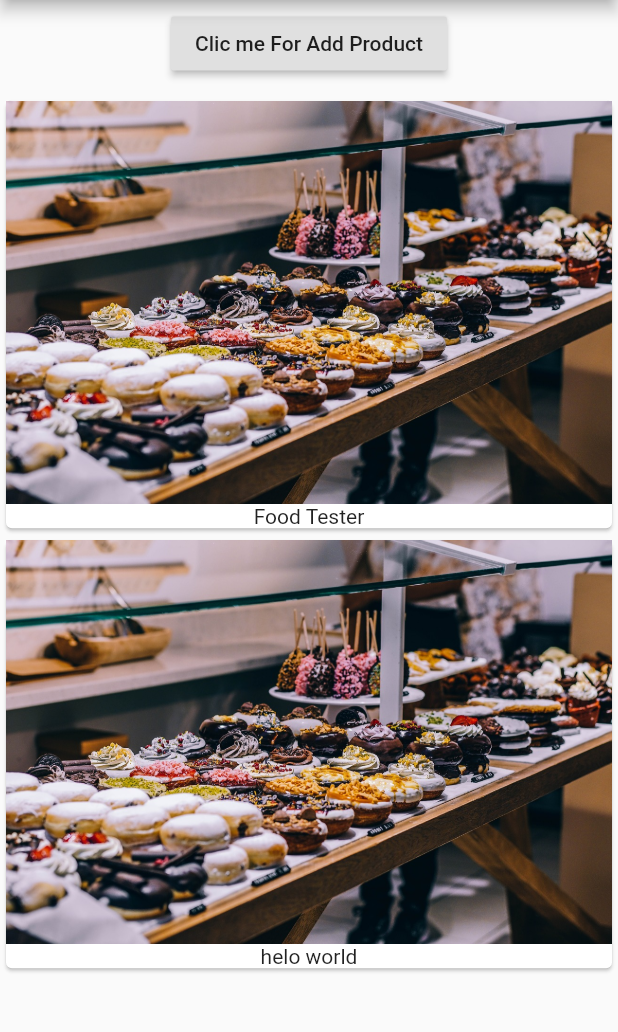
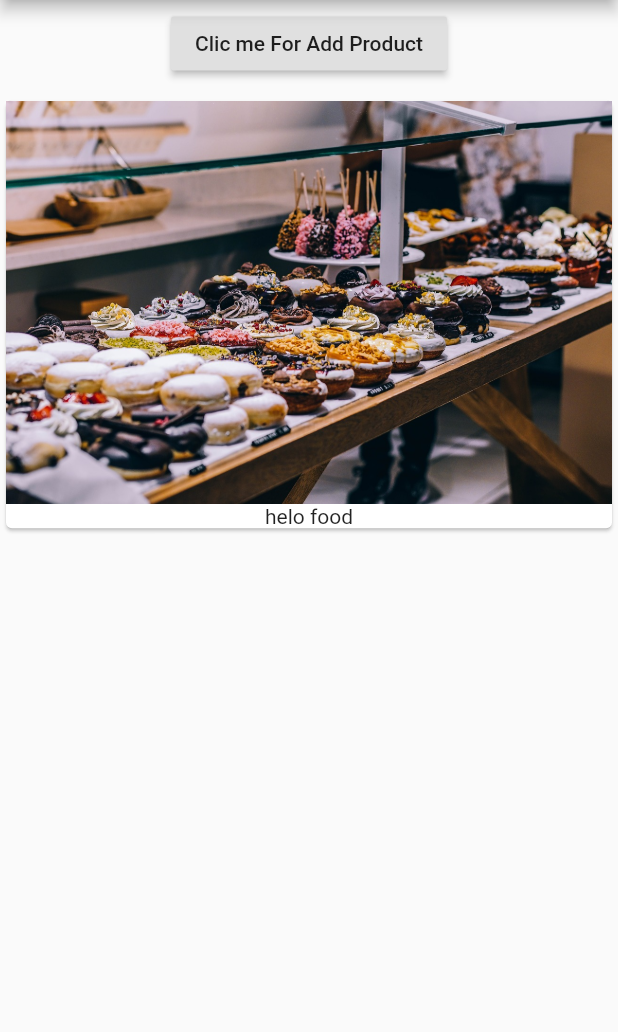
Before and after one commit to shalgorepublic/Flutter_practice_app, a Flutter app: the screen it shows after launch, on a phone screen of 412 x 824 dp, the part 84-1116 px from its top. Run offline on Flutter 3.47's test engine with Material 2 defaults, Android fonts, the phone set to English and light mode, and no system bars.

Commit message:
splitting code

```diff
--- a/lib/main.dart
+++ b/lib/main.dart
@@ -1,19 +1,10 @@
 import 'package:flutter/material.dart';
-
+import './product_manager.dart';
 void main() {
   runApp(new MyApp());
 }
 
-class MyApp extends StatefulWidget {
-  @override
-  State<StatefulWidget> createState() {
-    // TODO: implement createState
-    return _MyAppState();
-  }
-}
-
-class _MyAppState extends State<MyApp> {
-  List<String> _products = ['Food Tester','helo world'];
+class MyApp extends StatelessWidget {
 
   @override
   Widget build(BuildContext context) {
@@ -22,28 +13,8 @@ class _MyAppState extends State<MyApp> {
           appBar: AppBar(
             title: new Text("My First App"),
           ),
-          body: Column(
-            children: [
-              Container(
-                margin: EdgeInsets.only(top: 5.0, bottom: 10.0),
-                child: RaisedButton(
-                  child: Text("Clic me For Add Product"),
-                  onPressed: () {},
-                ),
-              ),
-              Column(
-                  children: _products
-                      .map((element) => Card(
-                            child: Column(
-                              children: <Widget>[
-                                Image.asset('assets/food.jpg'),
-                                Text(element)
-                              ],
-                            ),
-                          ))
-                      .toList()),
-            ],
-          )),
+          body:productManager(),
+          ),
     );
   }
 }
--- /dev/null
+++ b/lib/product_manager.dart
@@ -0,0 +1,29 @@
+import 'package:flutter/material.dart';
+import './products.dart';
+
+class productManager extends StatefulWidget {
+  @override
+  _productManagerState createState() => _productManagerState();
+}
+
+class _productManagerState extends State<productManager> {
+  List<String> _products = ["helo food"];
+
+  @override
+  Widget build(BuildContext context) {
+    return Column (children:  [Container(
+      margin: EdgeInsets.only(top: 5.0, bottom: 10.0),
+      child: RaisedButton(
+        child: Text("Clic me For Add Product"),
+        onPressed: () {
+          setState(() {
+            _products.add("Fast Food");
+            print(_products);
+          });
+        },
+      ),
+    ),
+    Products(_products)
+    ]);
+  }
+}
--- /dev/null
+++ b/lib/products.dart
@@ -0,0 +1,20 @@
+import 'package:flutter/material.dart';
+class Products extends StatelessWidget {
+   final  List<String> products;
+
+  Products(this.products);
+  @override
+  Widget build(BuildContext context) {
+    return  Column(
+    children: products
+        .map((element) => Card(
+child: Column(
+children: <Widget>[
+Image.asset('assets/food.jpg'),
+Text(element)
+],
+),
+))
+    .toList());
+  }
+}
```
